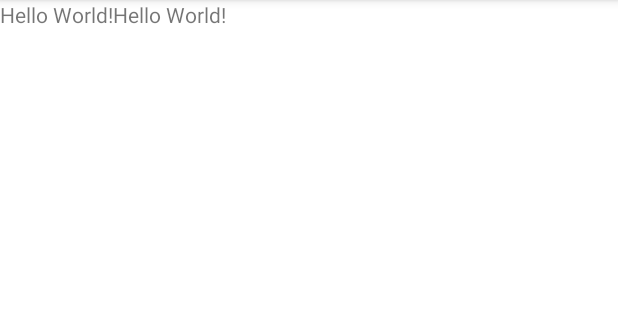
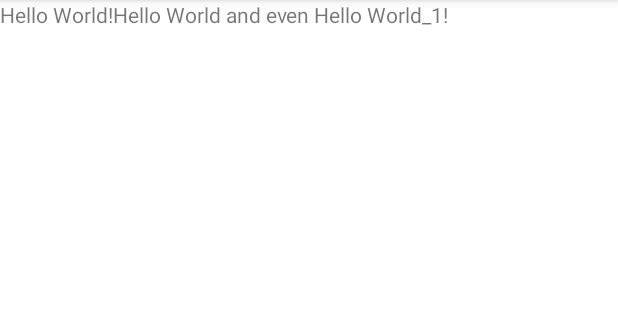
Before and after one commit to Sujitkumarthakur/New_Repo1, an Android app: the screen it shows after launch (MainActivity), on a phone screen of 412 x 824 dp, the part 84-404 px from its top. Run offline under Robolectric (Android 15) with nearby library versions, the phone set to English and light mode, and no system bars.

Commit message:
2nd Commit !!

```diff
--- a/app/src/main/res/layout/activity_main.xml
+++ b/app/src/main/res/layout/activity_main.xml
@@ -15,7 +15,7 @@
     <TextView
         android:layout_width="wrap_content"
         android:layout_height="wrap_content"
-        android:text="Hello World!"
+        android:text="Hello World and even Hello World_1!"
          />
 
 </LinearLayout>
```
